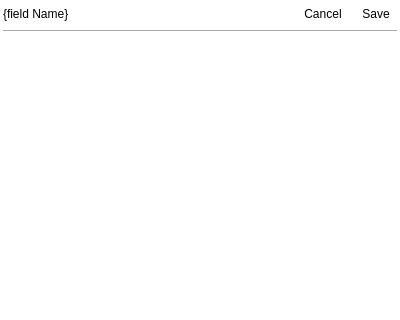
Before: the Qt Designer form src/roam/ui/ui_list.ui in roam-qgis/Roam, drawn with Qt 5; both pictures show x 0 to 400 and y 0 to 320 of the 400 by 693 pixel window.
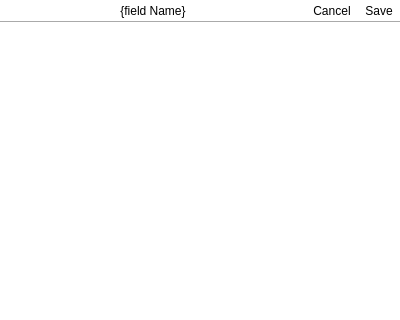
After: the same form once the commit is applied. Icons and pictures are not drawn.

Commit message: Add large header for list widget

```diff
--- a/src/roam/ui/ui_list.ui
+++ b/src/roam/ui/ui_list.ui
@@ -45,21 +45,96 @@
      <property name="frameShadow">
       <enum>QFrame::Plain</enum>
      </property>
-     <layout class="QGridLayout" name="gridLayout_2">
+     <layout class="QVBoxLayout" name="verticalLayout">
+      <property name="spacing">
+       <number>0</number>
+      </property>
       <property name="margin">
-       <number>3</number>
+       <number>0</number>
       </property>
-      <property name="horizontalSpacing">
-       <number>6</number>
-      </property>
-      <item row="0" column="0">
-       <widget class="QLabel" name="fieldnameLabel">
-        <property name="text">
-         <string>{field Name}</string>
+      <item>
+       <layout class="QHBoxLayout" name="horizontalLayout">
+        <item>
+         <widget class="QLabel" name="fieldnameLabel">
+          <property name="text">
+           <string>{field Name}</string>
+          </property>
+          <property name="alignment">
+           <set>Qt::AlignCenter</set>
+          </property>
+          <property name="header" stdset="0">
+           <bool>true</bool>
+          </property>
+         </widget>
+        </item>
+        <item>
+         <widget class="QToolButton" name="closebutton">
+          <property name="sizePolicy">
+           <sizepolicy hsizetype="Fixed" vsizetype="Fixed">
+            <horstretch>0</horstretch>
+            <verstretch>0</verstretch>
+           </sizepolicy>
+          </property>
+          <property name="text">
+           <string>Cancel</string>
+          </property>
+          <property name="icon">
+           <iconset resource="../resources.qrc">
+            <normaloff>:/widgets/cancel</normaloff>:/widgets/cancel</iconset>
+          </property>
+          <property name="iconSize">
+           <size>
+            <width>48</width>
+            <height>48</height>
+           </size>
+          </property>
+          <property name="toolButtonStyle">
+           <enum>Qt::ToolButtonTextUnderIcon</enum>
+          </property>
+          <property name="autoRaise">
+           <bool>true</bool>
+          </property>
+         </widget>
+        </item>
+        <item>
+         <widget class="QToolButton" name="saveButton">
+          <property name="sizePolicy">
+           <sizepolicy hsizetype="Fixed" vsizetype="Fixed">
+            <horstretch>0</horstretch>
+            <verstretch>0</verstretch>
+           </sizepolicy>
+          </property>
+          <property name="text">
+           <string>Save</string>
+          </property>
+          <property name="icon">
+           <iconset resource="../resources.qrc">
+            <normaloff>:/icons/save</normaloff>:/icons/save</iconset>
+          </property>
+          <property name="iconSize">
+           <size>
+            <width>48</width>
+            <height>48</height>
+           </size>
+          </property>
+          <property name="toolButtonStyle">
+           <enum>Qt::ToolButtonTextUnderIcon</enum>
+          </property>
+          <property name="autoRaise">
+           <bool>true</bool>
+          </property>
+         </widget>
+        </item>
+       </layout>
+      </item>
+      <item>
+       <widget class="Line" name="line">
+        <property name="orientation">
+         <enum>Qt::Horizontal</enum>
         </property>
        </widget>
       </item>
-      <item row="2" column="0" colspan="4">
+      <item>
        <widget class="QListView" name="listView">
         <property name="styleSheet">
          <string notr="true">QListView::indicator
@@ -82,71 +157,6 @@
         </property>
        </widget>
       </item>
-      <item row="1" column="0" colspan="4">
-       <widget class="Line" name="line">
-        <property name="orientation">
-         <enum>Qt::Horizontal</enum>
-        </property>
-       </widget>
-      </item>
-      <item row="0" column="2">
-       <widget class="QToolButton" name="closebutton">
-        <property name="sizePolicy">
-         <sizepolicy hsizetype="Fixed" vsizetype="Fixed">
-          <horstretch>0</horstretch>
-          <verstretch>0</verstretch>
-         </sizepolicy>
-        </property>
-        <property name="text">
-         <string>Cancel</string>
-        </property>
-        <property name="icon">
-         <iconset resource="../resources.qrc">
-          <normaloff>:/widgets/cancel</normaloff>:/widgets/cancel</iconset>
-        </property>
-        <property name="iconSize">
-         <size>
-          <width>48</width>
-          <height>48</height>
-         </size>
-        </property>
-        <property name="toolButtonStyle">
-         <enum>Qt::ToolButtonTextUnderIcon</enum>
-        </property>
-        <property name="autoRaise">
-         <bool>true</bool>
-        </property>
-       </widget>
-      </item>
-      <item row="0" column="3">
-       <widget class="QToolButton" name="saveButton">
-        <property name="sizePolicy">
-         <sizepolicy hsizetype="Fixed" vsizetype="Fixed">
-          <horstretch>0</horstretch>
-          <verstretch>0</verstretch>
-         </sizepolicy>
-        </property>
-        <property name="text">
-         <string>Save</string>
-        </property>
-        <property name="icon">
-         <iconset resource="../resources.qrc">
-          <normaloff>:/icons/save</normaloff>:/icons/save</iconset>
-        </property>
-        <property name="iconSize">
-         <size>
-          <width>48</width>
-          <height>48</height>
-         </size>
-        </property>
-        <property name="toolButtonStyle">
-         <enum>Qt::ToolButtonTextUnderIcon</enum>
-        </property>
-        <property name="autoRaise">
-         <bool>true</bool>
-        </property>
-       </widget>
-      </item>
      </layout>
     </widget>
    </item>
```
Left out of the diff: 4 changed lines with no effect on the pictures.
